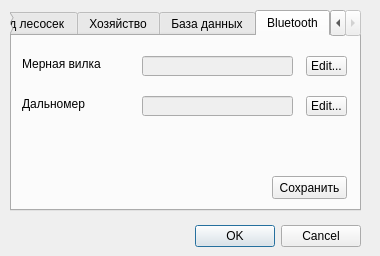
daniluuuuuuuk/daniluuuuuuuk.github.io, file ui/settingsDialog.ui: the form before one commit.
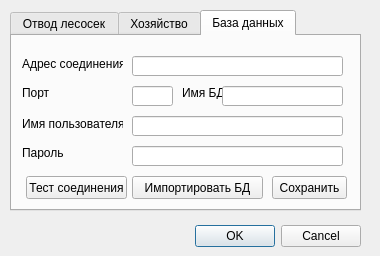
The form after the commit. The open tabs and pages were chosen to show the change.

Diff of the .ui file:
```diff
--- a/ui/settingsDialog.ui
+++ b/ui/settingsDialog.ui
@@ -431,123 +431,6 @@
      </property>
     </widget>
    </widget>
-   <widget class="QWidget" name="btSettings">
-    <attribute name="title">
-     <string>Bluetooth</string>
-    </attribute>
-    <widget class="QLabel" name="fork_label">
-     <property name="geometry">
-      <rect>
-       <x>10</x>
-       <y>20</y>
-       <width>81</width>
-       <height>16</height>
-      </rect>
-     </property>
-     <property name="text">
-      <string>Мерная вилка</string>
-     </property>
-    </widget>
-    <widget class="QLabel" name="rangeFinder_label">
-     <property name="geometry">
-      <rect>
-       <x>10</x>
-       <y>60</y>
-       <width>81</width>
-       <height>16</height>
-      </rect>
-     </property>
-     <property name="text">
-      <string>Дальномер</string>
-     </property>
-    </widget>
-    <widget class="QPushButton" name="SaveBTConfigPushButton">
-     <property name="geometry">
-      <rect>
-       <x>260</x>
-       <y>140</y>
-       <width>75</width>
-       <height>23</height>
-      </rect>
-     </property>
-     <property name="text">
-      <string>Сохранить</string>
-     </property>
-    </widget>
-    <widget class="QToolButton" name="changeForkComButton">
-     <property name="geometry">
-      <rect>
-       <x>294</x>
-       <y>20</y>
-       <width>41</width>
-       <height>20</height>
-      </rect>
-     </property>
-     <property name="text">
-      <string>Edit...</string>
-     </property>
-     <property name="checkable">
-      <bool>false</bool>
-     </property>
-     <property name="autoExclusive">
-      <bool>false</bool>
-     </property>
-     <property name="toolButtonStyle">
-      <enum>Qt::ToolButtonIconOnly</enum>
-     </property>
-     <property name="autoRaise">
-      <bool>false</bool>
-     </property>
-     <property name="arrowType">
-      <enum>Qt::NoArrow</enum>
-     </property>
-    </widget>
-    <widget class="QToolButton" name="changeRangeFinderComButton">
-     <property name="geometry">
-      <rect>
-       <x>294</x>
-       <y>60</y>
-       <width>41</width>
-       <height>20</height>
-      </rect>
-     </property>
-     <property name="text">
-      <string>Edit...</string>
-     </property>
-    </widget>
-    <widget class="QLineEdit" name="forkComPortlineEdit">
-     <property name="enabled">
-      <bool>false</bool>
-     </property>
-     <property name="geometry">
-      <rect>
-       <x>130</x>
-       <y>20</y>
-       <width>151</width>
-       <height>20</height>
-      </rect>
-     </property>
-     <property name="readOnly">
-      <bool>true</bool>
-     </property>
-    </widget>
-    <widget class="QLineEdit" name="rangeFinderLineEdit">
-     <property name="enabled">
-      <bool>false</bool>
-     </property>
-     <property name="geometry">
-      <rect>
-       <x>130</x>
-       <y>60</y>
-       <width>151</width>
-       <height>20</height>
-      </rect>
-     </property>
-     <property name="readOnly">
-      <bool>true</bool>
-     </property>
-    </widget>
-   </widget>
   </widget>
  </widget>
  <resources/>
```
